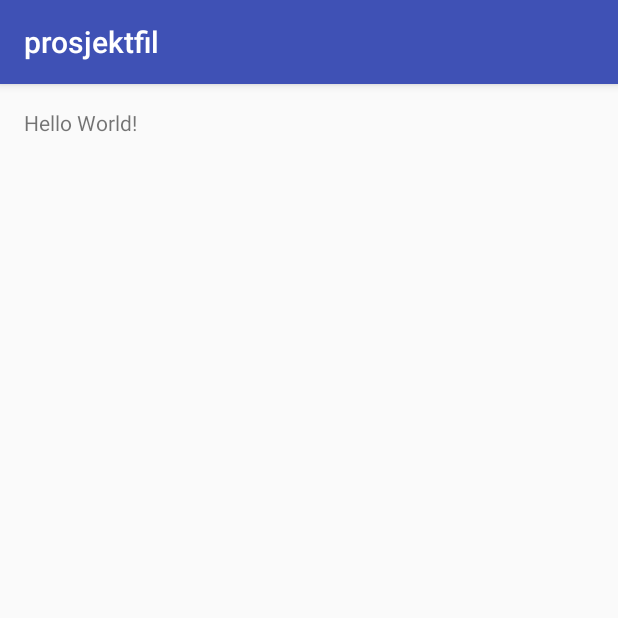
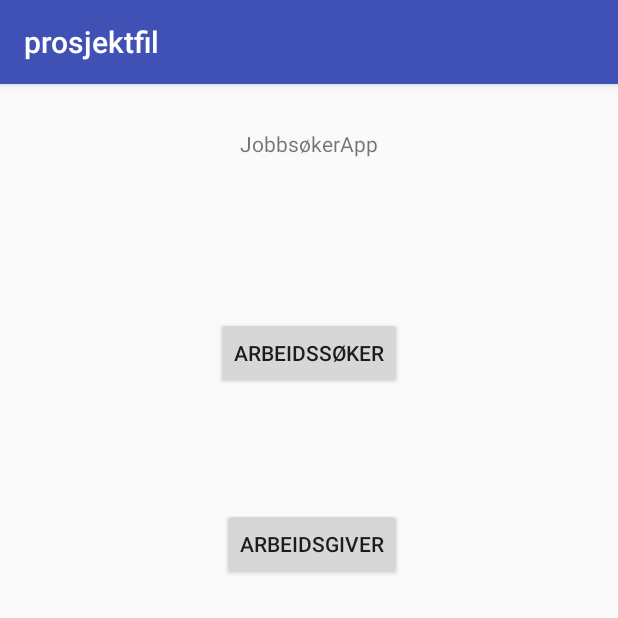
Before and after one commit to ingalill/app-prosjekt-, an Android app: the screen it shows after launch (MainActivity), on a phone screen of 412 x 824 dp, the top half of it. Run offline under Robolectric (Android 15) with nearby library versions, the phone set to English and light mode, and no system bars.

Commit message:
Opprettet activiteter
Aktiviteter MainActivity og JobSeekerActivity

```diff
--- a/prosjektfil/app/src/main/AndroidManifest.xml
+++ b/prosjektfil/app/src/main/AndroidManifest.xml
@@ -17,6 +17,8 @@
             </intent-filter>
         </activity>
         <activity android:name=".ListUserActivity"></activity>
+        <activity android:name=".JobSeekerActivity"></activity>
     </application>
 
+
 </manifest>
--- a/prosjektfil/app/src/main/java/no/ntnu/asd/prosjektfil/MainActivity.java
+++ b/prosjektfil/app/src/main/java/no/ntnu/asd/prosjektfil/MainActivity.java
@@ -1,13 +1,30 @@
 package no.ntnu.asd.prosjektfil;
 
+import android.app.Activity;
+import android.content.Intent;
 import android.support.v7.app.AppCompatActivity;
 import android.os.Bundle;
+import android.view.View;
+import android.widget.Button;
 
 public class MainActivity extends AppCompatActivity {
+
+    Button jobSekrButton;
 
     @Override
     protected void onCreate(Bundle savedInstanceState) {
         super.onCreate(savedInstanceState);
         setContentView(R.layout.activity_main);
+
+
+        jobSekrButton = (Button) findViewById(R.id.jobseekerButton);
+
+        jobSekrButton.setOnClickListener(new View.OnClickListener() {
+            @Override
+            public void onClick(View v) {
+                Intent intent = new Intent(MainActivity.this, JobSeekerActivity.class);
+                startActivity(intent);
+            }
+        });
     }
 }
--- a/prosjektfil/app/src/main/res/layout/activity_main.xml
+++ b/prosjektfil/app/src/main/res/layout/activity_main.xml
@@ -10,8 +10,32 @@
     android:paddingTop="@dimen/activity_vertical_margin"
     tools:context="no.ntnu.asd.prosjektfil.MainActivity">
 
-    <TextView
+
+    <Button
+        android:text="Arbeidssøker"
         android:layout_width="wrap_content"
         android:layout_height="wrap_content"
-        android:text="Hello World!" />
+        android:layout_alignParentTop="true"
+        android:layout_centerHorizontal="true"
+        android:layout_marginTop="139dp"
+        android:id="@+id/jobseekerButton" />
+
+    <Button
+        android:text="Arbeidsgiver"
+        android:layout_width="wrap_content"
+        android:layout_height="wrap_content"
+        android:layout_centerHorizontal="true"
+        android:layout_below="@+id/jobseekerButton"
+        android:layout_alignEnd="@+id/jobseekerButton"
+        android:layout_marginTop="79dp"
+        android:id="@+id/button2" />
+
+    <TextView
+        android:text="JobbsøkerApp"
+        android:layout_width="wrap_content"
+        android:layout_height="wrap_content"
+        android:layout_alignParentTop="true"
+        android:layout_centerHorizontal="true"
+        android:layout_marginTop="14dp"
+        android:id="@+id/textView" />
 </RelativeLayout>
```
Also changed, not shown: prosjektfil/app/src/main/java/no/ntnu/asd/prosjektfil/JobSeekerActivity.java (added, +48 -0 lines), prosjektfil/app/src/main/res/layout/activity_job_seeker.xml (added, +97 -0 lines).
